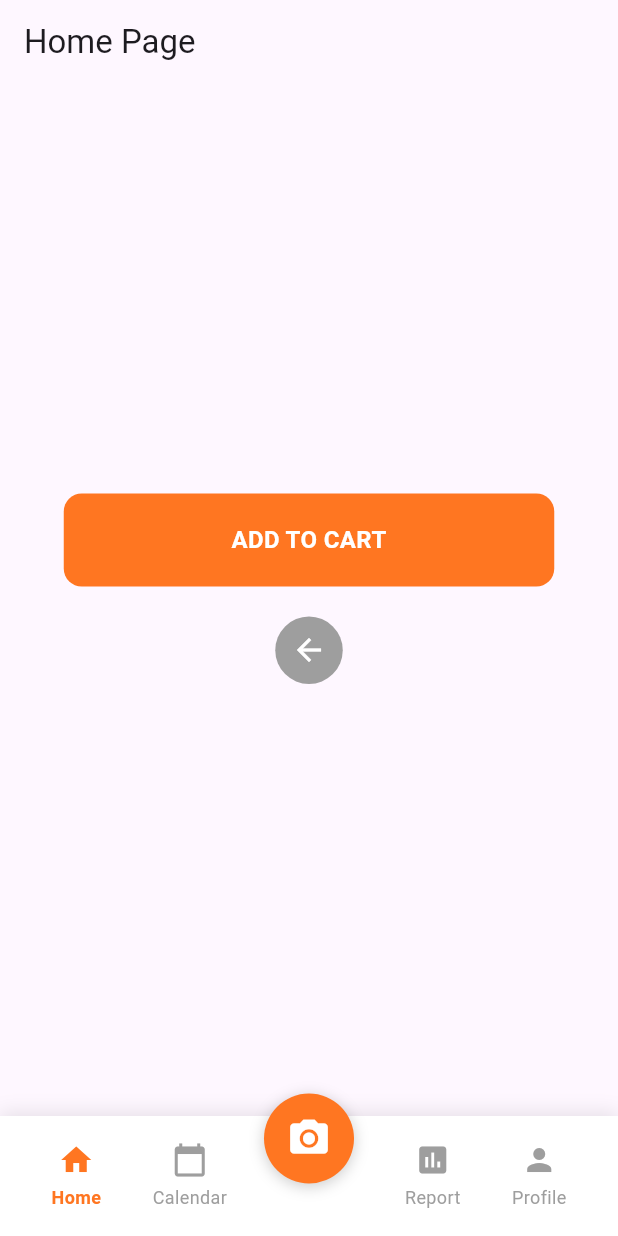
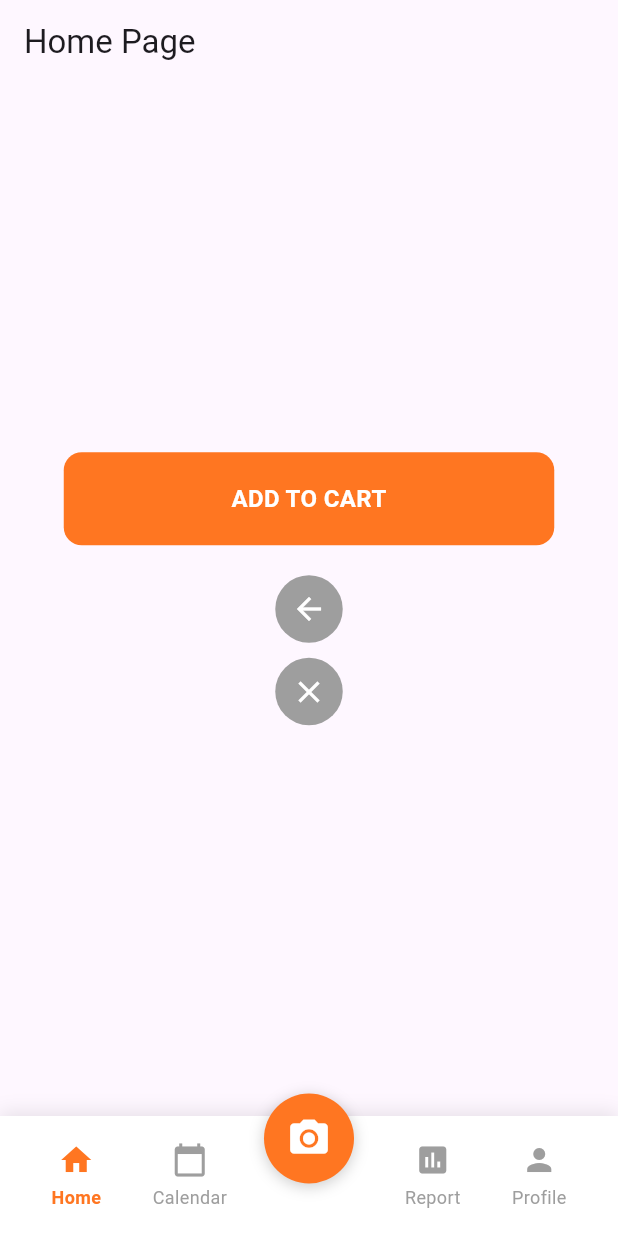
Before and after one commit to legojeon/eatfolio, a Flutter app: the screen it shows after launch, on a phone screen of 412 x 824 dp. Run offline on Flutter 3.47's test engine with Material 3 defaults, Android fonts, the light colour scheme and no system bars; our stand-ins replace camera; Roboto replaces fonts that are missing (Sen).

Commit message:
need rest

```diff
--- a/eatfolio/lib/presentation/screens/home_page.dart
+++ b/eatfolio/lib/presentation/screens/home_page.dart
@@ -16,7 +16,9 @@ class HomePage extends StatelessWidget {
           children: [
             ButtonWide(text: 'ADD TO CART'), // 기존 Button
             SizedBox(height: 20), // 버튼 사이 간격
-            Back(), // Back 버튼 추가
+            Back(),
+            SizedBox(height: 10),
+            XButton(), // Back 버튼 추가
           ],
         ),
       ),
--- a/eatfolio/lib/presentation/widgets/buttons.dart
+++ b/eatfolio/lib/presentation/widgets/buttons.dart
@@ -93,6 +93,43 @@ class Back extends StatelessWidget {
   }
 }
 
+// X 버튼 - Back 버튼과 같은 크기
+class XButton extends StatelessWidget {
+  const XButton({super.key});
+
+  @override
+  Widget build(BuildContext context) {
+    return Column(
+      children: [
+        Container(
+          width: 45,
+          height: 45,
+          child: Stack(
+            children: [
+              // 배경 원형 버튼
+              Container(
+                width: 45,
+                height: 45,
+                decoration: ShapeDecoration(
+                  color: AppColors.grey, // Back 버튼과 같은 회색 배경
+                  shape: OvalBorder(),
+                ),
+              ),
+              // X 아이콘을 중앙에 배치
+              Center(
+                child: Icon(
+                  Icons.close, // X 아이콘
+                  color: AppColors.white, // 흰색 아이콘
+                  size: 24, // Back 버튼과 같은 크기
+                ),
+              ),
+            ],
+          ),
+        ),
+      ],
+    );
+  }
+}
 
 // 네비게이션 바 중앙 플로팅 버튼
 class CameraButton extends StatelessWidget {
```
